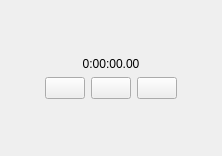
noname043/Multitimer, file ui/counter.ui: the form before one commit.
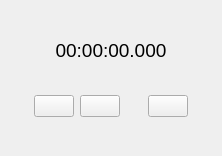
The form after the commit.

Commit message: Some tuning to Counter's UI.

What changed in the file:
```diff
--- a/ui/counter.ui
+++ b/ui/counter.ui
@@ -31,14 +31,32 @@
      </item>
      <item>
       <widget class="QLabel" name="counterLabel">
+       <property name="font">
+        <font>
+         <pointsize>14</pointsize>
+        </font>
+       </property>
        <property name="text">
-        <string>0:00:00.00</string>
+        <string>00:00:00.000</string>
        </property>
        <property name="alignment">
         <set>Qt::AlignCenter</set>
        </property>
       </widget>
      </item>
+     <item>
+      <spacer name="verticalSpacer_3">
+       <property name="orientation">
+        <enum>Qt::Vertical</enum>
+       </property>
+       <property name="sizeHint" stdset="0">
+        <size>
+         <width>20</width>
+         <height>40</height>
+        </size>
+       </property>
+      </spacer>
+     </item>
      <item>
       <layout class="QHBoxLayout" name="horizontalLayout">
        <item>
@@ -68,6 +86,19 @@
          </property>
         </widget>
        </item>
+       <item>
+        <spacer name="horizontalSpacer_3">
+         <property name="orientation">
+          <enum>Qt::Horizontal</enum>
+         </property>
+         <property name="sizeHint" stdset="0">
+          <size>
+           <width>40</width>
+           <height>20</height>
+          </size>
+         </property>
+        </spacer>
+       </item>
        <item>
         <widget class="QPushButton" name="reset">
          <property name="text">
```
